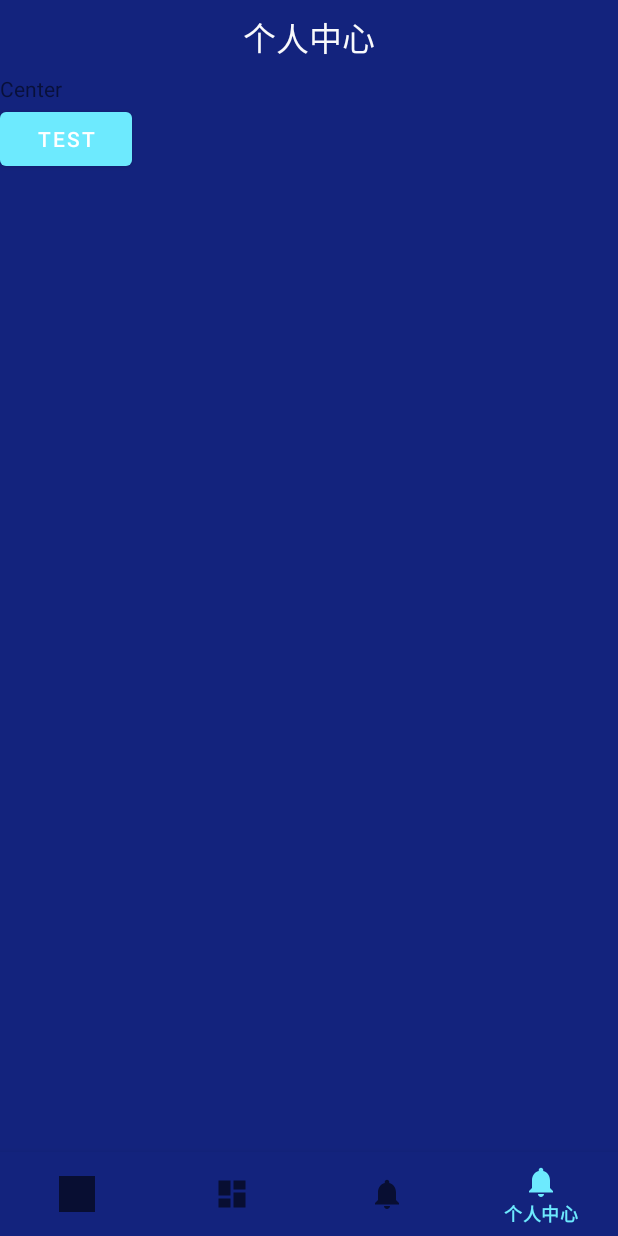
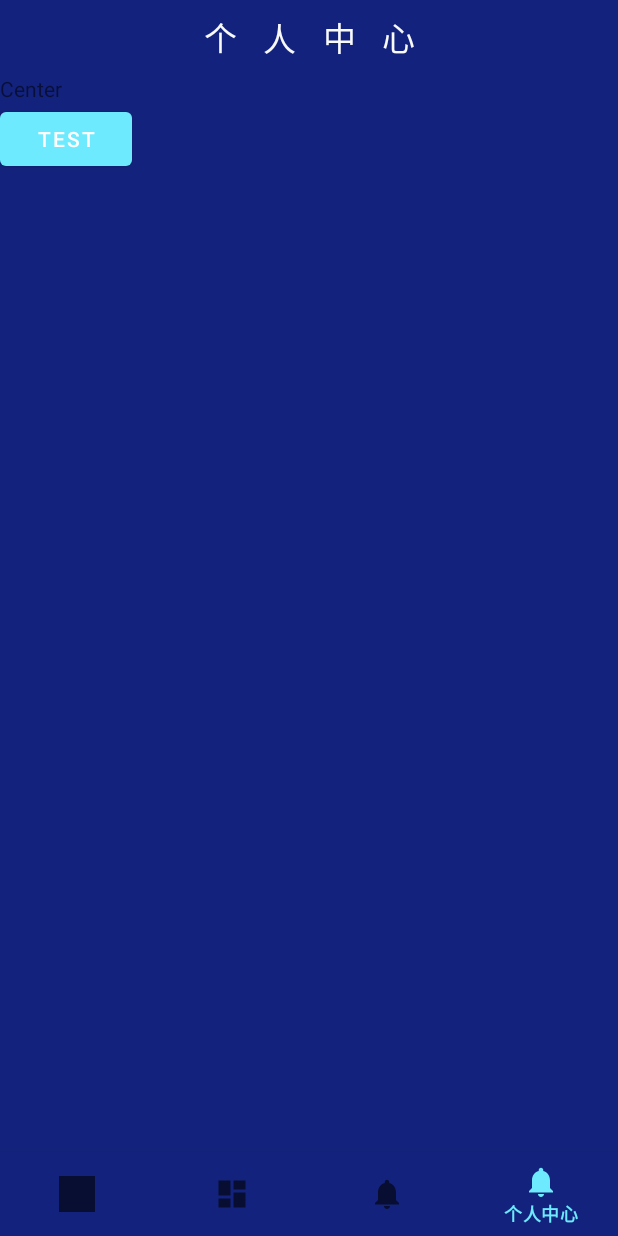
Before and after one commit to addaddgo/HealthCare, an Android app: the MainActivity screen opened directly, with no data from a screen before it, item 4 of the bottom bar chosen, on a phone screen of 412 x 824 dp. Run offline under Robolectric (Android 15) with nearby library versions, the light colour scheme and no system bars.

Commit message:
Done 间距不当

```diff
--- a/app/src/main/java/com/kyle/heathcare/MainActivity.java
+++ b/app/src/main/java/com/kyle/heathcare/MainActivity.java
@@ -76,9 +76,7 @@ public class MainActivity extends AppCompatActivity {
         centerFragment = new CenterFragment();
         toolbarTitle = findViewById(R.id.toolbar_title);
 
-        // TODO: 2019/3/11 间距不当
         toolbarTitle.setText(R.string.title_homepage);
-
         replaceFragment(homepageFragment);
 
         BottomNavigationView navigation = findViewById(R.id.navigation);
--- a/app/src/main/res/layout/activity_main.xml
+++ b/app/src/main/res/layout/activity_main.xml
@@ -12,7 +12,7 @@
         android:orientation="vertical">
         <TextView
             android:layout_margin="8dp"
-
+            android:letterSpacing="0.8"
             android:id="@+id/toolbar_title"
             android:layout_width="match_parent"
             android:layout_height="wrap_content"
```
